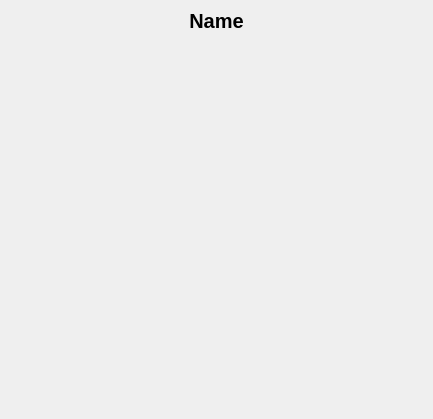
Qt form src/ui/local/localmodinfowidget.ui (kaniol-lck/modmanager) before a commit.
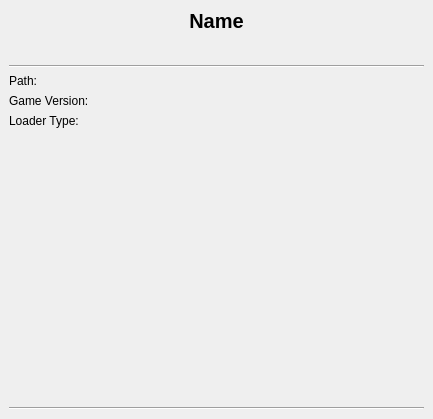
The same form after that commit. The open tabs and pages were chosen to show the change. Custom widgets are drawn as their Qt base class.

Commit message: add info display for local mod path

Diff of the .ui file:
```diff
--- a/src/ui/local/localmodinfowidget.ui
+++ b/src/ui/local/localmodinfowidget.ui
@@ -29,11 +29,11 @@
    <item row="0" column="0">
     <widget class="QStackedWidget" name="stackedWidget">
      <property name="currentIndex">
-      <number>1</number>
+      <number>0</number>
      </property>
      <widget class="QWidget" name="page_3">
-      <layout class="QGridLayout" name="gridLayout_3">
-       <item row="0" column="0">
+      <layout class="QVBoxLayout" name="verticalLayout_2">
+       <item>
         <widget class="QLabel" name="pathName">
          <property name="sizePolicy">
           <sizepolicy hsizetype="Expanding" vsizetype="Minimum">
@@ -59,14 +59,94 @@
          </property>
         </widget>
        </item>
-       <item row="1" column="0">
+       <item>
         <widget class="QLabel" name="modCount">
          <property name="alignment">
           <set>Qt::AlignCenter</set>
          </property>
         </widget>
        </item>
-       <item row="2" column="0">
+       <item>
+        <widget class="TagsFlowWidget" name="pathTagsWidget" native="true"/>
+       </item>
+       <item>
+        <widget class="Line" name="line_3">
+         <property name="orientation">
+          <enum>Qt::Horizontal</enum>
+         </property>
+        </widget>
+       </item>
+       <item>
+        <layout class="QFormLayout" name="formLayout_3">
+         <item row="0" column="0">
+          <widget class="QLabel" name="label">
+           <property name="font">
+            <font>
+             <pointsize>9</pointsize>
+            </font>
+           </property>
+           <property name="text">
+            <string>Path:</string>
+           </property>
+          </widget>
+         </item>
+         <item row="0" column="1">
+          <widget class="QLabel" name="path">
+           <property name="font">
+            <font>
+             <pointsize>9</pointsize>
+            </font>
+           </property>
+           <property name="wordWrap">
+            <bool>true</bool>
+           </property>
+          </widget>
+         </item>
+         <item row="1" column="0">
+          <widget class="QLabel" name="label_2">
+           <property name="font">
+            <font>
+             <pointsize>9</pointsize>
+            </font>
+           </property>
+           <property name="text">
+            <string>Game Version:</string>
+           </property>
+          </widget>
+         </item>
+         <item row="1" column="1">
+          <widget class="QLabel" name="pathGameVersion">
+           <property name="font">
+            <font>
+             <pointsize>9</pointsize>
+            </font>
+           </property>
+          </widget>
+         </item>
+         <item row="2" column="0">
+          <widget class="QLabel" name="label_4">
+           <property name="font">
+            <font>
+             <pointsize>9</pointsize>
+            </font>
+           </property>
+           <property name="text">
+            <string>Loader Type:</string>
+           </property>
+          </widget>
+         </item>
+         <item row="2" column="1">
+          <widget class="QLabel" name="pathLoaderType">
+           <property name="font">
+            <font>
+             <pointsize>9</pointsize>
+            </font>
+           </property>
+          </widget>
+         </item>
+        </layout>
+       </item>
+       <item>
         <spacer name="verticalSpacer_2">
          <property name="orientation">
           <enum>Qt::Vertical</enum>
@@ -74,11 +154,18 @@
          <property name="sizeHint" stdset="0">
           <size>
            <width>20</width>
-           <height>340</height>
+           <height>40</height>
           </size>
          </property>
         </spacer>
        </item>
+       <item>
+        <widget class="Line" name="line_2">
+         <property name="orientation">
+          <enum>Qt::Horizontal</enum>
+         </property>
+        </widget>
+       </item>
       </layout>
      </widget>
      <widget class="QWidget" name="page_4">
```
The commit also changes 14 other files.
